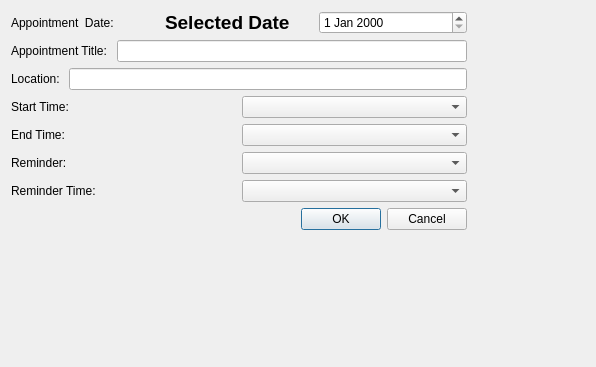
Before: the Qt Designer form lxqt-organizer/dialogaddappointment.ui in lxqt/organizer, drawn with Qt 5.
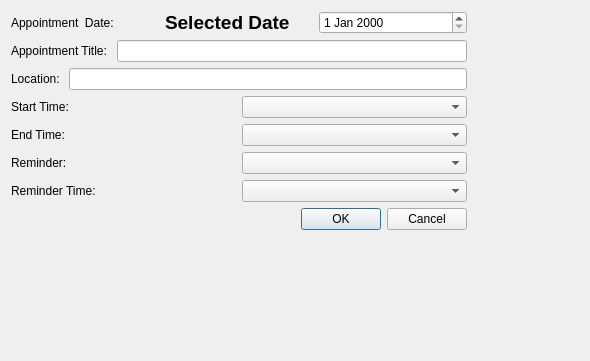
After: the same form once the commit is applied.

What changed in the file:
```diff
--- a/lxqt-organizer/dialogaddappointment.ui
+++ b/lxqt-organizer/dialogaddappointment.ui
@@ -6,8 +6,8 @@
    <rect>
     <x>0</x>
     <y>0</y>
-    <width>596</width>
-    <height>367</height>
+    <width>590</width>
+    <height>361</height>
    </rect>
   </property>
   <property name="windowTitle">
```
